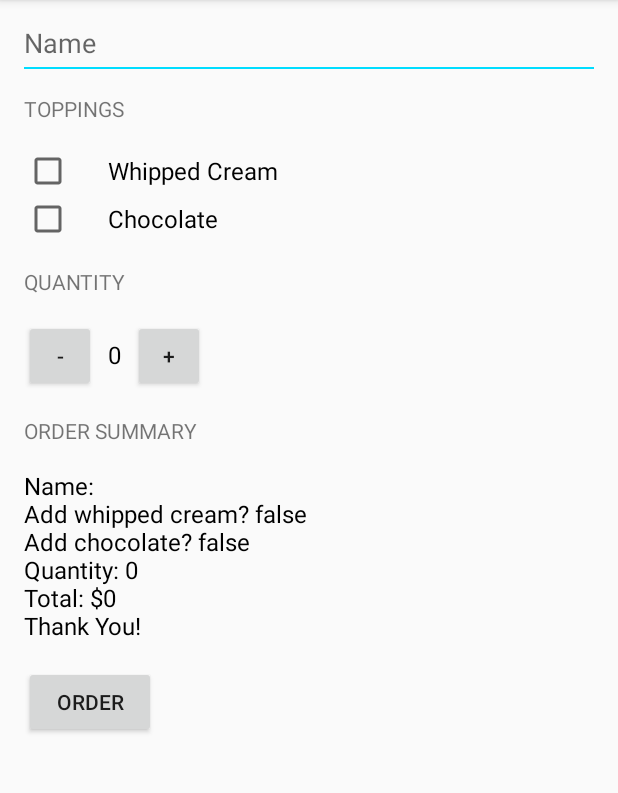
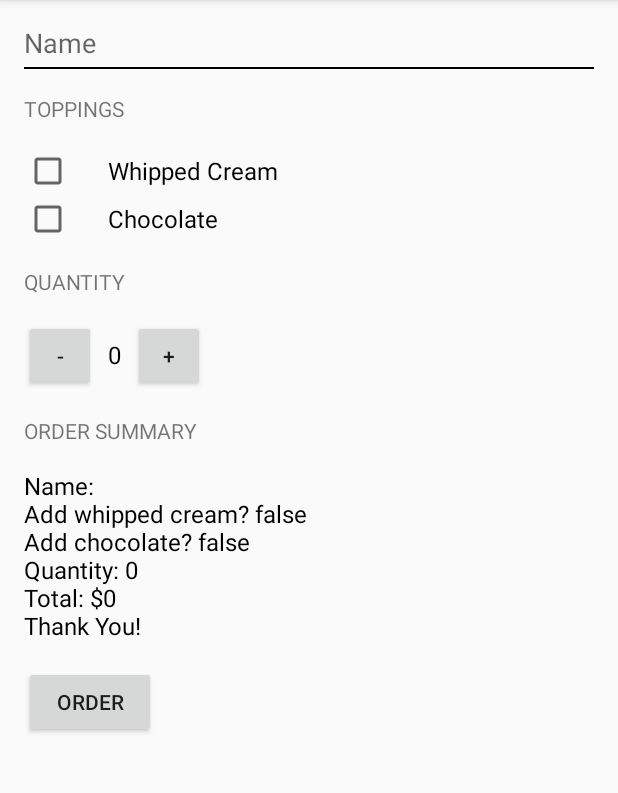
Before and after one commit to rafalrudzinski/JustJava, an Android app: the screen it shows after launch (MainActivity), after a tap on "ORDER", on a phone screen of 412 x 824 dp, the part 84-877 px from its top. Run offline under Robolectric (Android 15) with nearby library versions, the phone set to English and light mode, and no system bars.

```diff
--- a/app/src/main/java/com/rrudzinski/justjava/MainActivity.java
+++ b/app/src/main/java/com/rrudzinski/justjava/MainActivity.java
@@ -74,7 +74,19 @@ public class MainActivity extends AppCompatActivity {
      * @return total price
      */
     private int calculatePrice() {
-        return quantity * 5;
+        int totalPrice;
+
+        if (hasWhippedCream() && hasChocolate()) {
+            totalPrice = (5 + 1 + 2) * quantity;
+        } else if (hasWhippedCream()) {
+            totalPrice = (5 + 1) * quantity;
+        } else if (hasChocolate()) {
+            totalPrice = (5 + 2) * quantity;
+        } else {
+            totalPrice = 5 * quantity;
+        }
+
+        return totalPrice;
     }
 
     /**
@@ -108,8 +120,8 @@ public class MainActivity extends AppCompatActivity {
     }
 
     private String getName() {
-        EditText nameEditTextView = (EditText) findViewById(R.id.name_editText);
+        EditText nameFieldView = (EditText) findViewById(R.id.name_field);
 
-        return nameEditTextView.getText().toString();
+        return nameFieldView.getText().toString();
     }
 }
--- a/app/src/main/res/drawable/edittext_bottom_line.xml
+++ b/app/src/main/res/drawable/edittext_bottom_line.xml
@@ -8,7 +8,7 @@
         <shape android:shape="rectangle" >
             <stroke
                 android:width="1dp"
-                android:color="@android:color/holo_blue_bright" />
+                android:color="@android:color/black" />
         </shape>
     </item>
 
--- a/app/src/main/res/layout/activity_main.xml
+++ b/app/src/main/res/layout/activity_main.xml
@@ -13,12 +13,13 @@
         tools:context="com.rrudzinski.justjava.MainActivity">
 
         <EditText
-            android:id="@+id/name_editText"
+            android:id="@+id/name_field"
             android:layout_width="match_parent"
             android:layout_height="wrap_content"
             android:hint="Name"
             android:paddingBottom="6dp"
             android:layout_marginRight="16dp"
+            android:inputType="textCapWords"
             android:background="@drawable/edittext_bottom_line"/>
 
         <TextView
```
